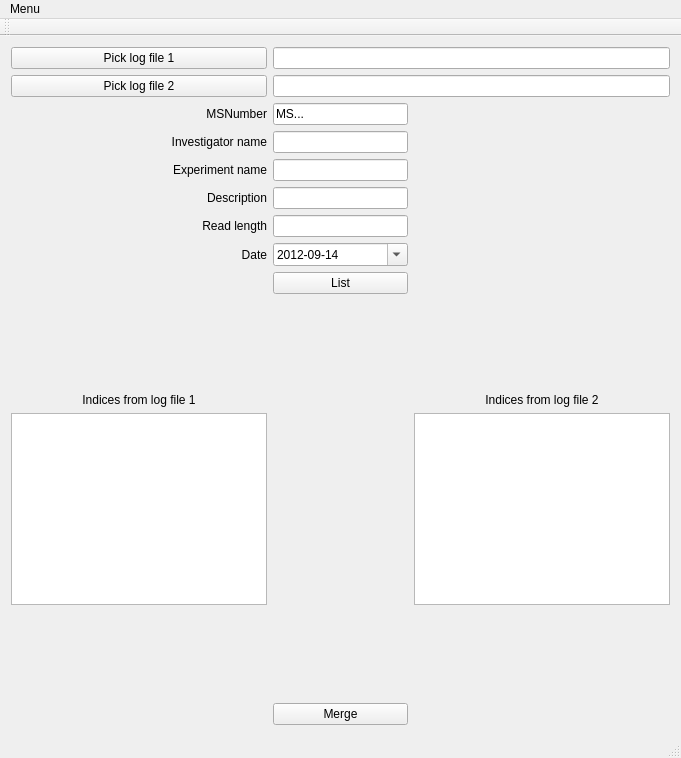
Old version of the form mainwindow.ui in the repository medvir/neomerger.
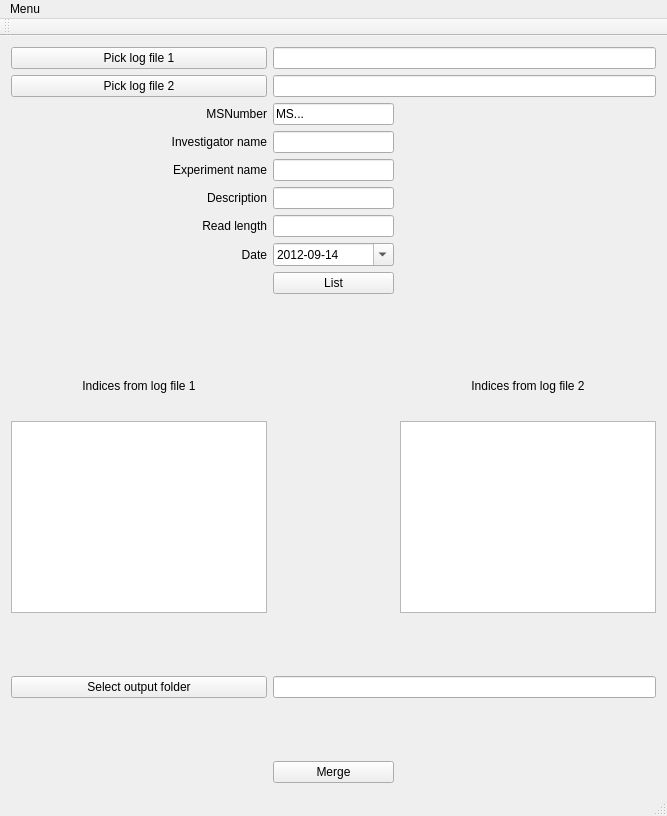
New version of the form. Icons and pictures are not drawn.

Commit message: Directory for output file can be chosen now. Tab order is correct. Other small cleanup.

Diff of the .ui file:
```diff
--- a/mainwindow.ui
+++ b/mainwindow.ui
@@ -6,8 +6,8 @@
    <rect>
     <x>0</x>
     <y>0</y>
-    <width>681</width>
-    <height>758</height>
+    <width>667</width>
+    <height>816</height>
    </rect>
   </property>
   <property name="windowTitle">
@@ -15,32 +15,45 @@
   </property>
   <widget class="QWidget" name="centralWidget">
    <layout class="QGridLayout" name="gridLayout">
+    <item row="10" column="3">
+     <spacer name="verticalSpacer">
+      <property name="orientation">
+       <enum>Qt::Vertical</enum>
+      </property>
+      <property name="sizeHint" stdset="0">
+       <size>
+        <width>20</width>
+        <height>40</height>
+       </size>
+      </property>
+     </spacer>
+    </item>
+    <item row="11" column="4">
+     <widget class="QListWidget" name="listWidget_2"/>
+    </item>
+    <item row="14" column="0">
+     <widget class="QPushButton" name="outFolderButton">
+      <property name="text">
+       <string>Select output folder</string>
+      </property>
+     </widget>
+    </item>
+    <item row="9" column="3">
+     <spacer name="verticalSpacer_2">
+      <property name="orientation">
+       <enum>Qt::Vertical</enum>
+      </property>
+      <property name="sizeHint" stdset="0">
+       <size>
+        <width>20</width>
+        <height>40</height>
+       </size>
+      </property>
+     </spacer>
+    </item>
     <item row="11" column="0">
      <widget class="QListWidget" name="listWidget_1"/>
     </item>
-    <item row="9" column="2">
-     <spacer name="verticalSpacer">
-      <property name="orientation">
-       <enum>Qt::Vertical</enum>
-      </property>
-      <property name="sizeHint" stdset="0">
-       <size>
-        <width>20</width>
-        <height>40</height>
-       </size>
-      </property>
-     </spacer>
-    </item>
-    <item row="10" column="3">
-     <widget class="QLabel" name="label_8">
-      <property name="text">
-       <string>Indices from log file 2</string>
-      </property>
-      <property name="alignment">
-       <set>Qt::AlignCenter</set>
-      </property>
-     </widget>
-    </item>
     <item row="10" column="0">
      <widget class="QLabel" name="label_7">
       <property name="text">
@@ -51,14 +64,14 @@
       </property>
      </widget>
     </item>
-    <item row="13" column="2">
+    <item row="16" column="3">
      <widget class="QPushButton" name="mergeButton">
       <property name="text">
        <string>Merge</string>
       </property>
      </widget>
     </item>
-    <item row="0" column="2" colspan="2">
+    <item row="0" column="3" colspan="2">
      <widget class="QLineEdit" name="log1_line"/>
     </item>
     <item row="7" column="0">
@@ -81,7 +94,7 @@
       </property>
      </widget>
     </item>
-    <item row="3" column="2">
+    <item row="3" column="3">
      <widget class="QLineEdit" name="inv_line">
       <property name="text">
        <string/>
@@ -98,16 +111,9 @@
       </property>
      </widget>
     </item>
-    <item row="5" column="2">
+    <item row="5" column="3">
      <widget class="QLineEdit" name="desc_line"/>
     </item>
-    <item row="2" column="2">
-     <widget class="QLineEdit" name="MS_line">
-      <property name="text">
-       <string>MS...</string>
-      </property>
-     </widget>
-    </item>
     <item row="6" column="0">
      <widget class="QLabel" name="label_5">
       <property name="text">
@@ -118,7 +124,7 @@
       </property>
      </widget>
     </item>
-    <item row="4" column="2">
+    <item row="4" column="3">
      <widget class="QLineEdit" name="exp_line"/>
     </item>
     <item row="4" column="0">
@@ -148,7 +154,7 @@
       </property>
      </widget>
     </item>
-    <item row="7" column="2">
+    <item row="7" column="3">
      <widget class="QDateEdit" name="dateEdit">
       <property name="maximumDate">
        <date>
@@ -172,12 +178,9 @@
       </property>
      </widget>
     </item>
-    <item row="1" column="2" colspan="2">
+    <item row="1" column="3" colspan="2">
      <widget class="QLineEdit" name="log2_line"/>
     </item>
-    <item row="11" column="3">
-     <widget class="QListWidget" name="listWidget_2"/>
-    </item>
     <item row="1" column="0">
      <widget class="QPushButton" name="log2Button">
       <property name="text">
@@ -185,18 +188,18 @@
       </property>
      </widget>
     </item>
-    <item row="6" column="2">
+    <item row="6" column="3">
      <widget class="QLineEdit" name="cycles_line"/>
     </item>
-    <item row="8" column="2">
+    <item row="8" column="3">
      <widget class="QPushButton" name="listButton">
       <property name="text">
        <string>List</string>
       </property>
      </widget>
     </item>
-    <item row="12" column="2">
-     <spacer name="verticalSpacer_2">
+    <item row="13" column="4">
+     <spacer name="verticalSpacer_4">
       <property name="orientation">
        <enum>Qt::Vertical</enum>
       </property>
@@ -208,6 +211,52 @@
       </property>
      </spacer>
     </item>
+    <item row="14" column="3" colspan="2">
+     <widget class="QLineEdit" name="outfolder_line"/>
+    </item>
+    <item row="10" column="4">
+     <widget class="QLabel" name="label_8">
+      <property name="text">
+       <string>Indices from log file 2</string>
+      </property>
+      <property name="alignment">
+       <set>Qt::AlignCenter</set>
+      </property>
+     </widget>
+    </item>
+    <item row="13" column="0">
+     <spacer name="verticalSpacer_3">
+      <property name="orientation">
+       <enum>Qt::Vertical</enum>
+      </property>
+      <property name="sizeHint" stdset="0">
+       <size>
+        <width>20</width>
+        <height>40</height>
+       </size>
+      </property>
+     </spacer>
+    </item>
+    <item row="15" column="3">
+     <spacer name="verticalSpacer_5">
+      <property name="orientation">
+       <enum>Qt::Vertical</enum>
+      </property>
+      <property name="sizeHint" stdset="0">
+       <size>
+        <width>20</width>
+        <height>40</height>
+       </size>
+      </property>
+     </spacer>
+    </item>
+    <item row="2" column="3">
+     <widget class="QLineEdit" name="MS_line">
+      <property name="text">
+       <string>MS...</string>
+      </property>
+     </widget>
+    </item>
    </layout>
   </widget>
   <widget class="QToolBar" name="mainToolBar">
@@ -224,7 +273,7 @@
     <rect>
      <x>0</x>
      <y>0</y>
-     <width>681</width>
+     <width>667</width>
      <height>22</height>
     </rect>
    </property>
```
Left out of the diff: 20 changed lines with no effect on the pictures. The commit also changes 2 other files.
